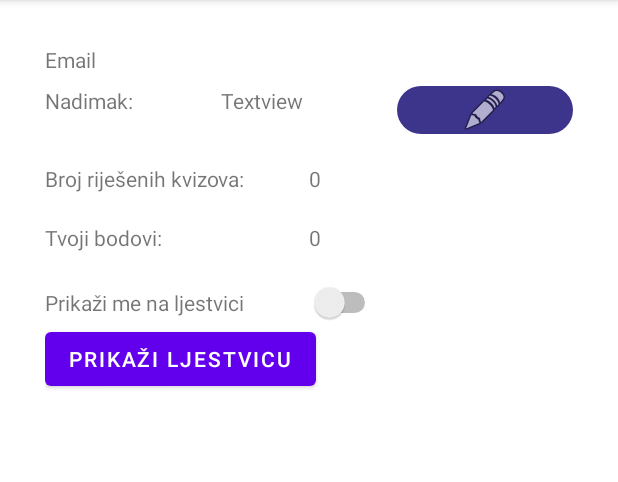
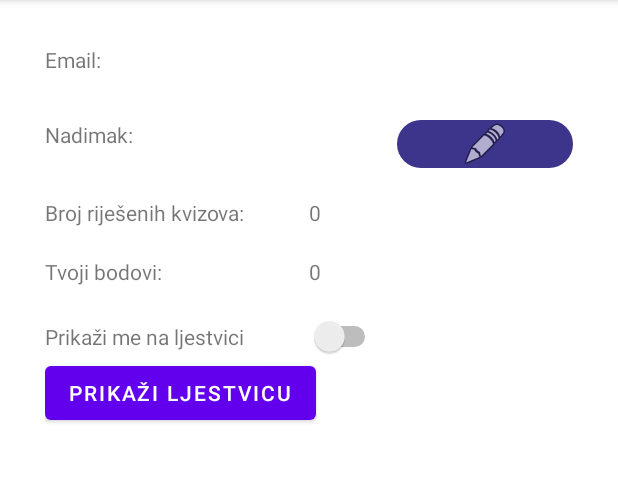
Before and after one commit to Svebor1/Spendiverse, an Android app: the MojProfil screen opened directly, with no data from a screen before it, on a phone screen of 412 x 824 dp, the part 84-566 px from its top. Run offline under Robolectric (Android 15) with nearby library versions, the phone set to English and light mode, and no system bars; our stand-ins replace Firebase (no records; nobody signed in at launch, a user with empty details on screens opened directly).

Commit message:
email stane u jedan red u mojem profilu #26

```diff
--- a/app/src/main/res/layout/activity_moj_profil.xml
+++ b/app/src/main/res/layout/activity_moj_profil.xml
@@ -10,21 +10,21 @@
 
     <LinearLayout
         android:layout_width="match_parent"
-        android:layout_height="wrap_content"
+        android:layout_height="50dp"
         android:orientation="horizontal">
 
         <TextView
             android:id="@+id/textView15"
             android:layout_width="0dp"
-            android:layout_height="wrap_content"
-            android:layout_weight="1"
-            android:text="Email" />
+            android:layout_height="match_parent"
+            android:layout_weight="0.5"
+            android:text="Email:" />
 
         <TextView
             android:id="@+id/email_korisnika"
             android:layout_width="0dp"
-            android:layout_height="27dp"
-            android:layout_weight="1"
+            android:layout_height="match_parent"
+            android:layout_weight="1.5"
             android:text="Textview"
             tools:layout_editor_absoluteX="173dp"
             tools:layout_editor_absoluteY="246dp" />
@@ -47,7 +47,6 @@
             android:layout_width="0dp"
             android:layout_height="27dp"
             android:layout_weight="1"
-            android:text="Textview"
             tools:layout_editor_absoluteX="173dp"
             tools:layout_editor_absoluteY="246dp" />
 
```
